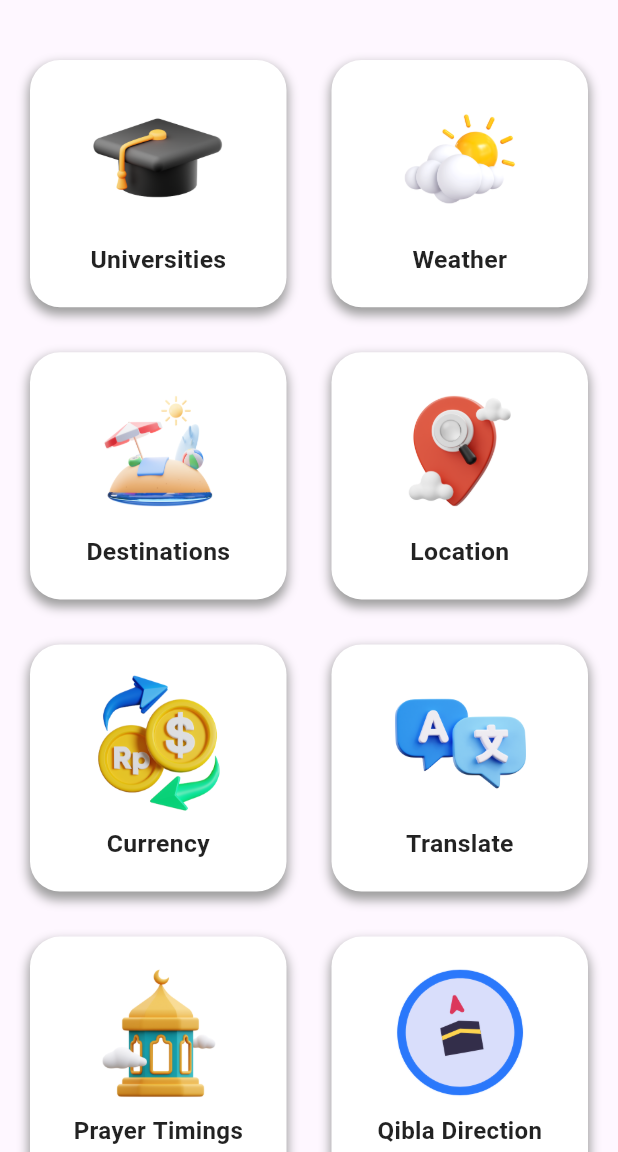
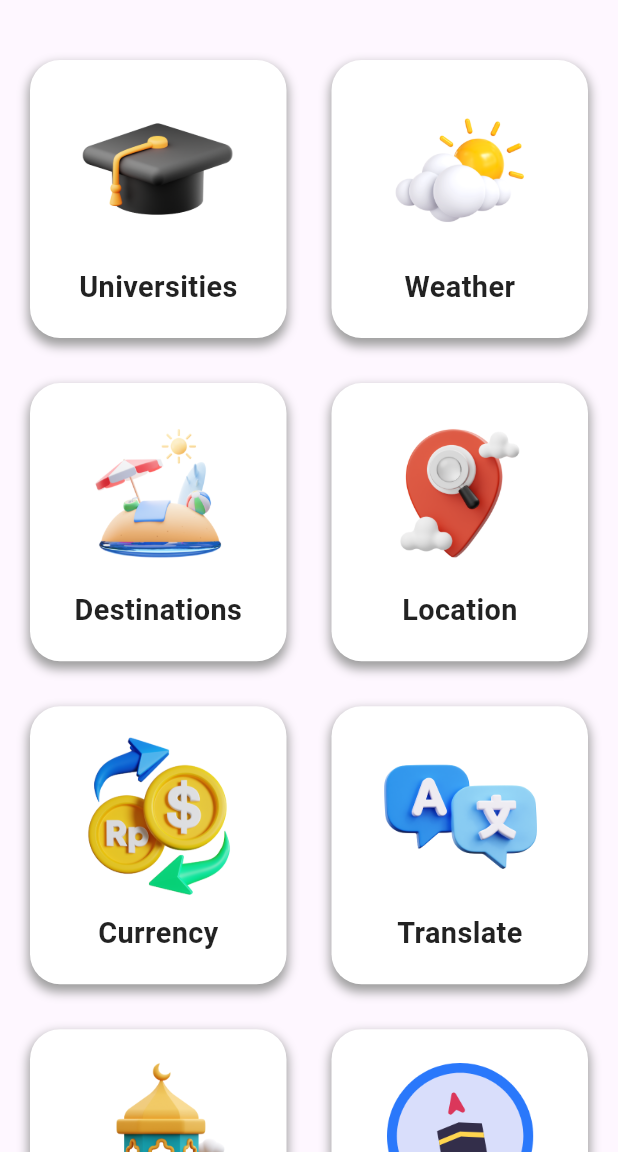
Before and after one commit to H-R-S/GuideWay, a Flutter app: the HomeScreen screen opened directly, on a phone screen of 412 x 824 dp, the part 84-1236 px from its top. Run offline on Flutter 3.47's test engine with Material 2 defaults, Android fonts, the phone set to English and light mode, and no system bars; our stand-ins replace camera, google_fonts, permission_handler, shared_preferences; accounts and stored records are empty.

Commit message:
Screen UI Updated | Home Screen

```diff
--- a/lib/view/screens/home/home_screen.dart
+++ b/lib/view/screens/home/home_screen.dart
@@ -25,14 +25,13 @@ class HomeScreen extends StatelessWidget {
                           physics: const NeverScrollableScrollPhysics(),
                           gridDelegate:
                               SliverGridDelegateWithFixedCrossAxisCount(
-                                  mainAxisExtent: width * 0.4,
+                                  mainAxisExtent: width * 0.45,
                                   crossAxisSpacing: 30,
                                   mainAxisSpacing: 30,
                                   crossAxisCount: 2),
                           itemCount: data.length,
                           itemBuilder: (context, index) {
                             return InfoContainer(
-                                isDisable: data[index]["isDisable"],
                                 title: data[index]["title"],
                                 icon: data[index]["icon"],
                                 onTap: () {
```
